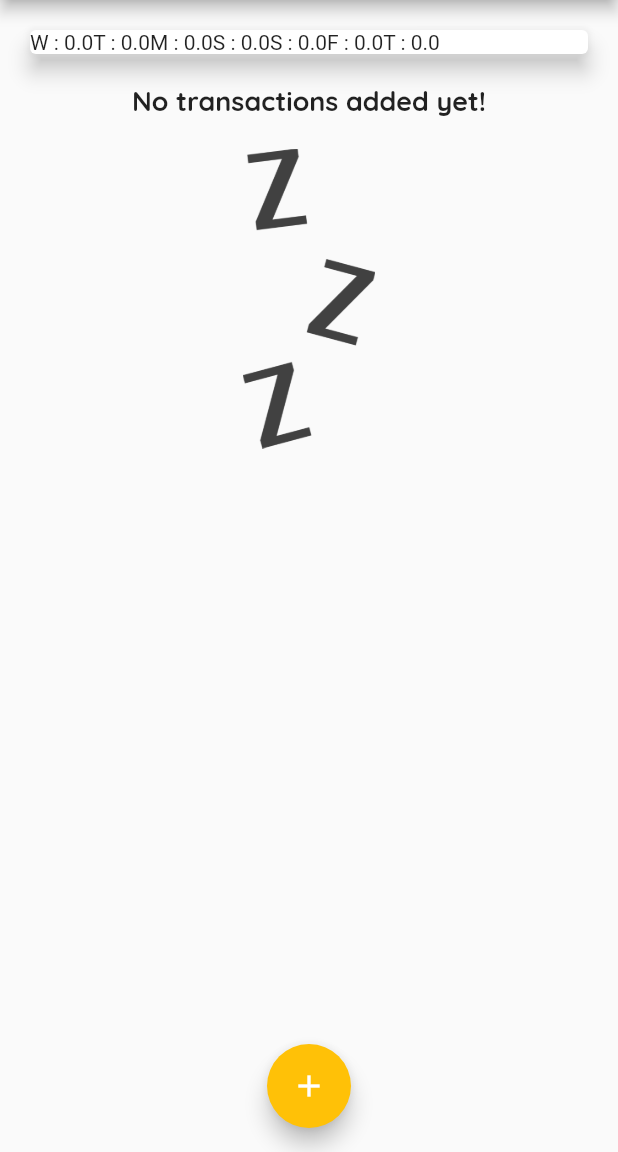
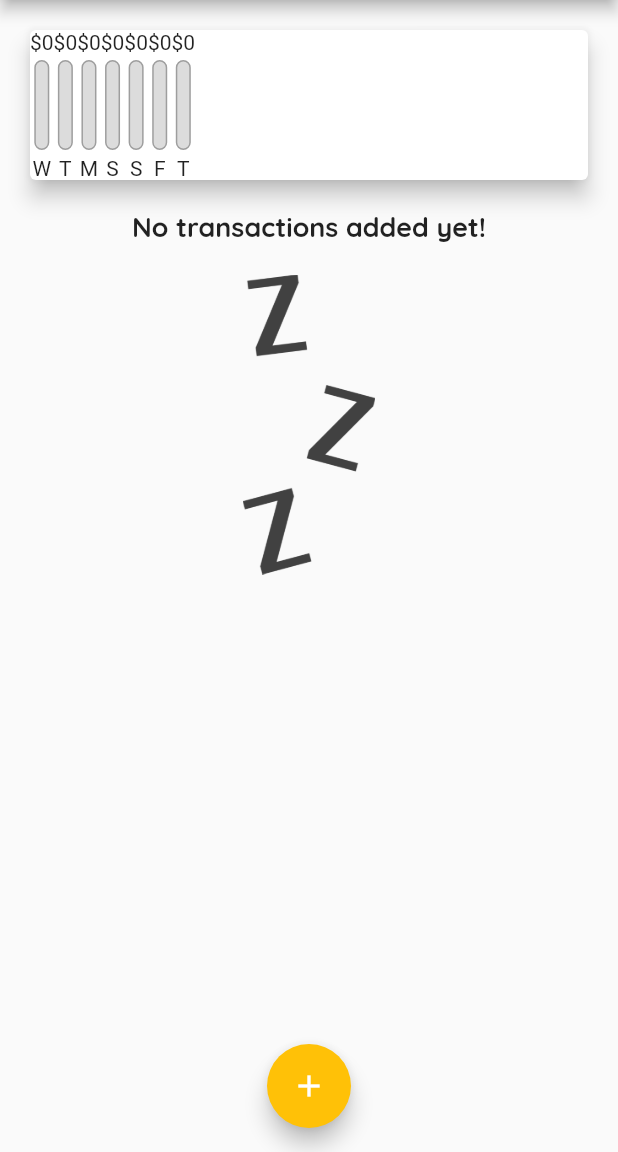
Before and after one commit to emersonmelomartins/flutter-learns, a Flutter app: the screen it shows after launch, on a phone screen of 412 x 824 dp, the part 84-1236 px from its top. Run offline on Flutter 3.47's test engine with Material 2 defaults, Android fonts, the phone set to English and light mode, and no system bars; our stand-ins replace fluttertoast.

Commit message:
Filling chart bar when transaction list not empty

```diff
--- a/personal_expenses_app/lib/widgets/chart.dart
+++ b/personal_expenses_app/lib/widgets/chart.dart
@@ -1,5 +1,6 @@
 import 'package:flutter/material.dart';
 import 'package:intl/intl.dart';
+import './chart_bar.dart';
 import '../models/transaction.dart';
 
 class Chart extends StatelessWidget {
@@ -7,7 +8,7 @@ class Chart extends StatelessWidget {
 
   const Chart({Key? key, required this.recentTransactions}) : super(key: key);
 
-  List<Map<String, Object>> get groupedTransactionValues {
+  List<Map<String, dynamic>> get groupedTransactionValues {
     return List.generate(7, (index) {
       final weekDay = DateTime.now().subtract(
         Duration(days: index),
@@ -23,9 +24,6 @@ class Chart extends StatelessWidget {
         }
       }
 
-      print(DateFormat.E().format(weekDay));
-      print(totalSum);
-
       return {
         'day': DateFormat.E().format(weekDay).substring(0, 1),
         'amount': totalSum
@@ -33,15 +31,26 @@ class Chart extends StatelessWidget {
     });
   }
 
+  double get totalSpending {
+    return groupedTransactionValues.fold(0.0, (previousValue, item) {
+      return previousValue + (item['amount'] as double);
+    });
+  }
+
   @override
   Widget build(BuildContext context) {
-    print(groupedTransactionValues);
     return Card(
       elevation: 6,
       margin: const EdgeInsets.all(20),
       child: Row(
         children: groupedTransactionValues.map((data) {
-          return Text("${data['day']} : ${data['amount']}");
+          return ChartBar(
+            label: data['day'].toString(),
+            spendingAmount: double.parse(data['amount'].toString()),
+            spendingPercentageOfTotal: totalSpending == 0.0
+                ? 0.0
+                : (data['amount'] as double) / totalSpending,
+          );
         }).toList(),
       ),
     );
--- /dev/null
+++ b/personal_expenses_app/lib/widgets/chart_bar.dart
@@ -0,0 +1,52 @@
+import 'package:flutter/material.dart';
+
+class ChartBar extends StatelessWidget {
+  final String label;
+  final double spendingAmount;
+  final double spendingPercentageOfTotal;
+
+  const ChartBar(
+      {Key? key,
+      required this.label,
+      required this.spendingAmount,
+      required this.spendingPercentageOfTotal})
+      : super(key: key);
+
+  @override
+  Widget build(BuildContext context) {
+    return Column(
+      children: [
+        Text("\$${spendingAmount.toStringAsFixed(0)}"),
+        SizedBox(height: 4),
+        Container(
+          height: 60,
+          width: 10,
+          child: Stack(
+            children: [
+              Container(
+                decoration: BoxDecoration(
+                  border: Border.all(
+                    color: Colors.grey,
+                    width: 1.0,
+                  ),
+                  color: const Color.fromRGBO(220, 220, 220, 1),
+                  borderRadius: BorderRadius.circular(10),
+                ),
+              ),
+              FractionallySizedBox(
+                heightFactor: spendingPercentageOfTotal,
+                child: Container(
+                  decoration: BoxDecoration(
+                      color: Theme.of(context).primaryColor,
+                      borderRadius: BorderRadius.circular(10)),
+                ),
+              ),
+            ],
+          ),
+        ),
+        const SizedBox(height: 4),
+        Text(label),
+      ],
+    );
+  }
+}
```
